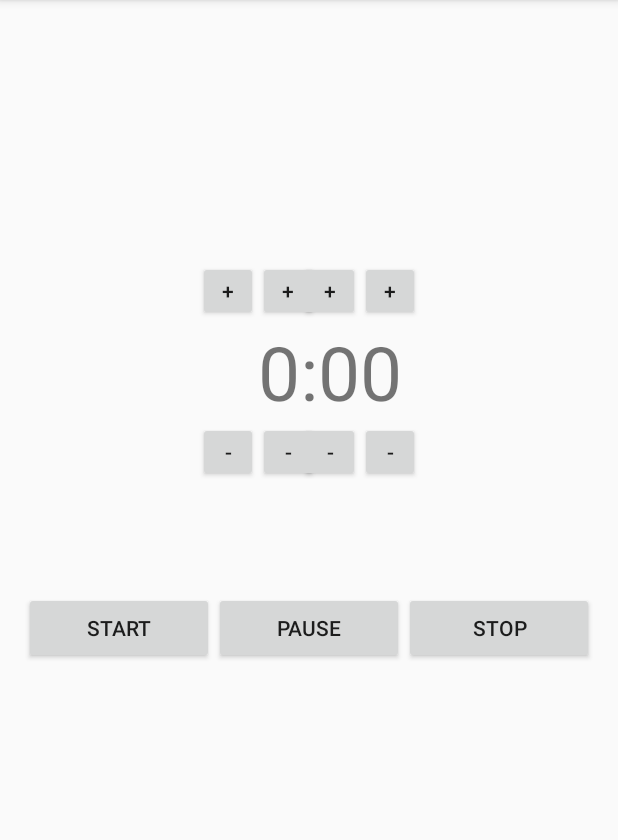
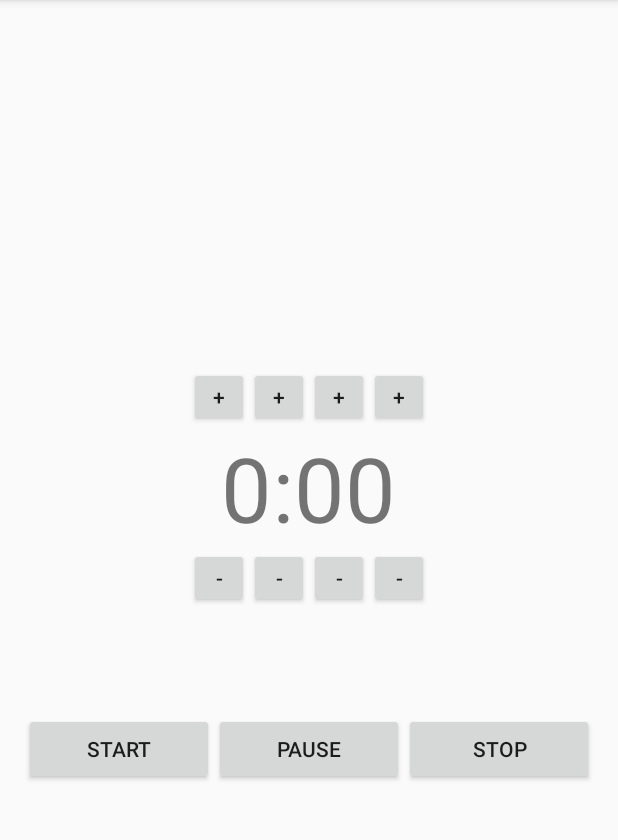
Before and after one commit to KrygTomasz/Timer, an Android app: the screen it shows after launch (MainActivity), after a tap on "START", on a phone screen of 412 x 824 dp, the part 84-924 px from its top. Run offline under Robolectric (Android 15) with nearby library versions, the phone set to English and light mode, and no system bars; our stand-ins replace ButterKnife.

Commit message:
Layout improvement
Changed layout to LinearLayout with several subLinearLayouts.
Changed variables’ names.

```diff
--- a/app/src/main/java/com/example/kryguu/timer/MainActivity.java
+++ b/app/src/main/java/com/example/kryguu/timer/MainActivity.java
@@ -3,6 +3,7 @@ package com.example.kryguu.timer;
 import android.os.CountDownTimer;
 import android.support.v7.app.AppCompatActivity;
 import android.os.Bundle;
+import android.view.View;
 import android.widget.Button;
 import android.widget.TextView;
 
@@ -10,20 +11,20 @@ import butterknife.BindView;
 import butterknife.ButterKnife;
 import butterknife.OnClick;
 
-public class MainActivity extends AppCompatActivity {
+public class MainActivity extends AppCompatActivity implements View.OnClickListener {
 
-    @BindView(R.id.textViewMinute1) TextView textViewMinute1;
-    @BindView(R.id.textViewMinute2) TextView textViewMinute2;
-    @BindView(R.id.textViewSecond1) TextView textViewSecond1;
-    @BindView(R.id.textViewSecond2) TextView textViewSecond2;
-    @BindView(R.id.buttonPlusMinute1) Button buttonPlusMinute1;
-    @BindView(R.id.buttonPlusMinute2) Button buttonPlusMinute2;
-    @BindView(R.id.buttonPlusSecond1) Button buttonPlusSecond1;
-    @BindView(R.id.buttonPlusSecond2) Button buttonPlusSecond2;
-    @BindView(R.id.buttonMinusMinute1) Button buttonMinusMinute1;
-    @BindView(R.id.buttonMinusMinute2) Button buttonMinusMinute2;
-    @BindView(R.id.buttonMinusSecond1) Button buttonMinusSecond1;
-    @BindView(R.id.buttonMinusSecond2) Button buttonMinusSecond2;
+    @BindView(R.id.textViewMinuteOne) TextView textViewMinuteOne;
+    @BindView(R.id.textViewMinuteTen) TextView textViewMinuteTen;
+    @BindView(R.id.textViewSecondOne) TextView textViewSecondOne;
+    @BindView(R.id.textViewSecondTen) TextView textViewSecondTen;
+    @BindView(R.id.buttonPlusMinuteOne) Button buttonPlusMinuteOne;
+    @BindView(R.id.buttonPlusMinuteTen) Button buttonPlusMinuteTen;
+    @BindView(R.id.buttonPlusSecondOne) Button buttonPlusSecondOne;
+    @BindView(R.id.buttonPlusSecondTen) Button buttonPlusSecondTen;
+    @BindView(R.id.buttonMinusMinuteOne) Button buttonMinusMinuteOne;
+    @BindView(R.id.buttonMinusMinuteTen) Button buttonMinusMinuteTen;
+    @BindView(R.id.buttonMinusSecondOne) Button buttonMinusSecondOne;
+    @BindView(R.id.buttonMinusSecondTen) Button buttonMinusSecondTen;
     @BindView(R.id.buttonStart) Button buttonStart;
     @BindView(R.id.buttonPause) Button buttonPause;
     @BindView(R.id.buttonStop) Button buttonStop;
@@ -38,92 +39,88 @@ public class MainActivity extends AppCompatActivity {
         ButterKnife.bind(this);
     }
 
-    @OnClick(R.id.buttonPlusMinute1)
+    @OnClick(R.id.buttonPlusMinuteOne)
     public void onButtonPlusMinute1Click() {
-        String digitStr = textViewMinute1.getText().toString();
+        String digitStr = textViewMinuteOne.getText().toString();
+        int digit = Integer.parseInt(digitStr);
+        digit++;
+        digit%=10;
+        textViewMinuteOne.setText(Integer.toString(digit));
+    }
+
+    @OnClick(R.id.buttonPlusMinuteTen)
+    public void onButtonPlusMinute2Click() {
+        String digitStr = textViewMinuteTen.getText().toString();
         int digit = Integer.parseInt(digitStr);
         digit++;
         digit%=6;
-        textViewMinute1.setText(Integer.toString(digit));
+        textViewMinuteTen.setText(Integer.toString(digit));
     }
 
-    @OnClick(R.id.buttonPlusMinute2)
-    public void onButtonPlusMinute2Click() {
-        String digitStr = textViewMinute2.getText().toString();
+    @OnClick(R.id.buttonPlusSecondOne)
+    public void onButtonPlusSecond1Click() {
+        String digitStr = textViewSecondOne.getText().toString();
         int digit = Integer.parseInt(digitStr);
         digit++;
         digit%=10;
-        textViewMinute2.setText(Integer.toString(digit));
+        textViewSecondOne.setText(Integer.toString(digit));
     }
 
-    @OnClick(R.id.buttonPlusSecond1)
-    public void onButtonPlusSecond1Click() {
-        String digitStr = textViewSecond1.getText().toString();
+    @OnClick(R.id.buttonPlusSecondTen)
+    public void onButtonPlusSecond2Click() {
+        String digitStr = textViewSecondTen.getText().toString();
         int digit = Integer.parseInt(digitStr);
         digit++;
         digit%=6;
-        textViewSecond1.setText(Integer.toString(digit));
+        textViewSecondTen.setText(Integer.toString(digit));
     }
 
-    @OnClick(R.id.buttonPlusSecond2)
-    public void onButtonPlusSecond2Click() {
-        String digitStr = textViewSecond2.getText().toString();
+    @OnClick(R.id.buttonMinusMinuteOne)
+    public void onButtonMinusMinute1Click() {
+        String digitStr = textViewMinuteOne.getText().toString();
         int digit = Integer.parseInt(digitStr);
-        digit++;
-        digit%=10;
-        textViewSecond2.setText(Integer.toString(digit));
+        digit--;
+        if (digit<0) digit = 10+digit;
+        textViewMinuteOne.setText(Integer.toString(digit));
     }
 
-
-
-
-
-    @OnClick(R.id.buttonMinusMinute1)
-    public void onButtonMinusMinute1Click() {
-        String digitStr = textViewMinute1.getText().toString();
+    @OnClick(R.id.buttonMinusMinuteTen)
+    public void onButtonMinusMinute2Click() {
+        String digitStr = textViewMinuteTen.getText().toString();
         int digit = Integer.parseInt(digitStr);
         digit--;
         if (digit<0) digit = 6+digit;
-        textViewMinute1.setText(Integer.toString(digit));
+        textViewMinuteTen.setText(Integer.toString(digit));
     }
 
-    @OnClick(R.id.buttonMinusMinute2)
-    public void onButtonMinusMinute2Click() {
-        String digitStr = textViewMinute2.getText().toString();
+    @OnClick(R.id.buttonMinusSecondOne)
+    public void onButtonMinusSecond1Click() {
+        String digitStr = textViewSecondOne.getText().toString();
         int digit = Integer.parseInt(digitStr);
         digit--;
         if (digit<0) digit = 10+digit;
-        textViewMinute2.setText(Integer.toString(digit));
+        textViewSecondOne.setText(Integer.toString(digit));
     }
 
-    @OnClick(R.id.buttonMinusSecond1)
-    public void onButtonMinusSecond1Click() {
-        String digitStr = textViewSecond1.getText().toString();
+    @OnClick(R.id.buttonMinusSecondTen)
+    public void onButtonMinusSecond2Click() {
+        String digitStr = textViewSecondTen.getText().toString();
         int digit = Integer.parseInt(digitStr);
         digit--;
         if (digit<0) digit = 6+digit;
-        textViewSecond1.setText(Integer.toString(digit));
-    }
-
-    @OnClick(R.id.buttonMinusSecond2)
-    public void onButtonMinusSecond2Click() {
-        String digitStr = textViewSecond2.getText().toString();
-        int digit = Integer.parseInt(digitStr);
-        digit--;
-        if (digit<0) digit = 10+digit;
-        textViewSecond2.setText(Integer.toString(digit));
+        textViewSecondTen.setText(Integer.toString(digit));
     }
 
     @OnClick(R.id.buttonStart)
     public void onButtonStartClick() {
-        String digitMinute1Str = textViewMinute1.getText().toString();
-        String digitMinute2Str = textViewMinute2.getText().toString();
-        String digitSecond1Str = textViewSecond1.getText().toString();
-        String digitSecond2Str = textViewSecond2.getText().toString();
-        int digitMinute1 = Integer.parseInt(digitMinute1Str);
-        int digitMinute2 = Integer.parseInt(digitMinute2Str);
-        int digitSecond1 = Integer.parseInt(digitSecond1Str);
-        int digitSecond2 = Integer.parseInt(digitSecond2Str);
+        String digitMinuteOneStr = textViewMinuteOne.getText().toString();
+        String digitMinuteTenStr = textViewMinuteTen.getText().toString();
+        String digitSecondOneStr = textViewSecondOne.getText().toString();
+        String digitSecondTenStr = textViewSecondTen.getText().toString();
+        int digitMinute1 = Integer.parseInt(digitMinuteOneStr);
+        int digitMinute2 = Integer.parseInt(digitMinuteTenStr);
+        int digitSecond1 = Integer.parseInt(digitSecondOneStr);
+        int digitSecond2 = Integer.parseInt(digitSecondTenStr);
 
         int totalSecondsNumber = countTotalSecondsNumber(digitMinute1,digitMinute2,digitSecond1,digitSecond2);
 
@@ -135,7 +132,7 @@ public class MainActivity extends AppCompatActivity {
             }
 
             public void onFinish() {
-                textViewMinute1.setText("");
+                textViewMinuteOne.setText("");
             }
         }.start();
     }
@@ -149,4 +146,8 @@ public class MainActivity extends AppCompatActivity {
         //textViewMinute1.setText(""+millisUntilFinished / 1000);
     }
 
+    @Override
+    public void onClick(View view) {
+
+    }
 }
--- a/app/src/main/res/layout/activity_main.xml
+++ b/app/src/main/res/layout/activity_main.xml
@@ -1,5 +1,5 @@
 <?xml version="1.0" encoding="utf-8"?>
-<RelativeLayout xmlns:android="http://schemas.android.com/apk/res/android"
+<LinearLayout xmlns:android="http://schemas.android.com/apk/res/android"
     xmlns:tools="http://schemas.android.com/tools"
     android:id="@+id/activity_main"
     android:layout_width="match_parent"
@@ -8,144 +8,137 @@
     android:paddingLeft="@dimen/activity_horizontal_margin"
     android:paddingRight="@dimen/activity_horizontal_margin"
     android:paddingTop="@dimen/activity_vertical_margin"
+    android:orientation="vertical"
+    android:gravity="center"
     tools:context="com.example.kryguu.timer.MainActivity">
 
-    <TextView
-        android:layout_width="wrap_content"
+    <LinearLayout
+        android:layout_width="match_parent"
         android:layout_height="wrap_content"
-        android:text=":"
-        android:textSize="50dp"
-        android:id="@+id/colon"
-        android:layout_alignParentTop="true"
-        android:layout_centerHorizontal="true"
-        android:layout_marginTop="198dp" />
-
-    <TextView
-        android:text="0"
-        android:textSize="50dp"
-        android:layout_width="wrap_content"
-        android:layout_height="wrap_content"
-        android:id="@+id/textViewSecond1"
-        android:layout_alignBaseline="@+id/colon"
-        android:layout_alignBottom="@+id/colon"
-        android:layout_toEndOf="@+id/colon" />
-
-    <TextView
-        android:text="0"
-        android:textSize="50dp"
-        android:layout_width="wrap_content"
-        android:layout_height="wrap_content"
-        android:id="@+id/textViewSecond2"
-        android:layout_alignBaseline="@+id/textViewSecond1"
-        android:layout_alignBottom="@+id/textViewSecond1"
-        android:layout_toEndOf="@+id/textViewSecond1" />
-
-    <TextView
-        android:text="0"
-        android:textSize="50dp"
-        android:layout_width="wrap_content"
-        android:layout_height="wrap_content"
-        android:id="@+id/textViewMinute2"
-        android:layout_alignBaseline="@+id/colon"
-        android:layout_alignBottom="@+id/colon"
-        android:layout_toStartOf="@+id/colon" />
-
-    <TextView
-        android:text="0"
-        android:textSize="50dp"
-        android:layout_width="wrap_content"
-        android:layout_height="wrap_content"
-        android:id="@+id/textViewMinute1"
-        android:layout_alignBaseline="@+id/textViewMinute2"
-        android:layout_alignBottom="@+id/textViewMinute2"
-        android:layout_toStartOf="@+id/textViewMinute2" />
+        android:orientation="horizontal"
+        android:gravity="center">
+        <Button
+            android:text="+"
+            android:layout_width="40dp"
+            android:layout_height="40dp"
+            android:id="@+id/buttonPlusMinuteTen"
+            android:minHeight="0dp"
+            android:minWidth="0dp" />
 
         <Button
             android:text="+"
             android:layout_width="40dp"
             android:layout_height="40dp"
-        android:id="@+id/buttonPlusMinute2"
+            android:id="@+id/buttonPlusMinuteOne"
             android:minHeight="0dp"
-        android:minWidth="0dp"
-        android:layout_above="@+id/textViewMinute2"
-        android:layout_toEndOf="@+id/textViewMinute1" />
+            android:minWidth="0dp" />
+
 
         <Button
             android:text="+"
             android:layout_width="40dp"
             android:layout_height="40dp"
-        android:id="@+id/buttonPlusSecond1"
+            android:id="@+id/buttonPlusSecondTen"
             android:minHeight="0dp"
-        android:minWidth="0dp"
-        android:layout_above="@+id/textViewSecond1"
-        android:layout_toStartOf="@+id/textViewSecond2" />
+            android:minWidth="0dp" />
 
         <Button
             android:text="+"
             android:layout_width="40dp"
             android:layout_height="40dp"
-        android:id="@+id/buttonPlusSecond2"
+            android:id="@+id/buttonPlusSecondOne"
             android:minHeight="0dp"
-        android:minWidth="0dp"
-        android:layout_above="@+id/textViewSecond2"
-        android:layout_toEndOf="@+id/textViewSecond1" />
+            android:minWidth="0dp" />
+    </LinearLayout>
+
+    <LinearLayout
+        android:layout_width="match_parent"
+        android:layout_height="wrap_content"
+        android:orientation="horizontal"
+        android:gravity="center">
+
+        <TextView
+            android:text="0"
+            android:textSize="60dp"
+            android:layout_width="wrap_content"
+            android:layout_height="wrap_content"
+            android:id="@+id/textViewMinuteTen" />
+
+        <TextView
+            android:text="0"
+            android:textSize="60dp"
+            android:layout_width="wrap_content"
+            android:layout_height="wrap_content"
+            android:id="@+id/textViewMinuteOne" />
+
+        <TextView
+            android:text=":"
+            android:textSize="60dp"
+            android:layout_width="wrap_content"
+            android:layout_height="wrap_content"
+            android:id="@+id/colon" />
+
+        <TextView
+            android:text="0"
+            android:textSize="60dp"
+            android:layout_width="wrap_content"
+            android:layout_height="wrap_content"
+            android:id="@+id/textViewSecondTen" />
+
+        <TextView
+            android:text="0"
+            android:textSize="60dp"
+            android:layout_width="wrap_content"
+            android:layout_height="wrap_content"
+            android:id="@+id/textViewSecondOne"/>
+
+    </LinearLayout>
+    <LinearLayout
+        android:layout_width="match_parent"
+        android:layout_height="wrap_content"
+        android:orientation="horizontal"
+        android:gravity="center">
 
         <Button
             android:text="-"
             android:layout_width="40dp"
             android:layout_height="40dp"
-        android:id="@+id/buttonMinusMinute1"
+            android:id="@+id/buttonMinusMinuteTen"
             android:minHeight="0dp"
-        android:minWidth="0dp"
-        android:layout_below="@+id/textViewMinute1"
-        android:layout_toStartOf="@+id/textViewMinute2" />
+            android:minWidth="0dp" />
 
         <Button
             android:text="-"
             android:layout_width="40dp"
             android:layout_height="40dp"
-        android:id="@+id/buttonMinusMinute2"
+            android:id="@+id/buttonMinusMinuteOne"
             android:minHeight="0dp"
-        android:minWidth="0dp"
-        android:layout_below="@+id/textViewMinute2"
-        android:layout_toEndOf="@+id/textViewMinute1" />
+            android:minWidth="0dp" />
 
         <Button
             android:text="-"
             android:layout_width="40dp"
             android:layout_height="40dp"
-        android:id="@+id/buttonMinusSecond1"
+            android:id="@+id/buttonMinusSecondTen"
             android:minHeight="0dp"
-        android:minWidth="0dp"
-        android:layout_below="@+id/textViewSecond1"
-        android:layout_toStartOf="@+id/textViewSecond2" />
+            android:minWidth="0dp" />
 
         <Button
             android:text="-"
             android:layout_width="40dp"
             android:layout_height="40dp"
-        android:id="@+id/buttonMinusSecond2"
+            android:id="@+id/buttonMinusSecondOne"
             android:minHeight="0dp"
-        android:minWidth="0dp"
-        android:layout_below="@+id/textViewSecond2"
-        android:layout_toEndOf="@+id/textViewSecond1" />
+            android:minWidth="0dp" />
 
-    <Button
-        android:text="+"
-        android:layout_width="40dp"
-        android:layout_height="40dp"
-        android:id="@+id/buttonPlusMinute1"
-        android:minHeight="0dp"
-        android:minWidth="0dp"
-        android:layout_above="@+id/textViewMinute1"
-        android:layout_toStartOf="@+id/textViewMinute2" />
+    </LinearLayout>
 
     <LinearLayout
         android:layout_width="match_parent"
-        android:layout_height="match_parent"
+        android:layout_height="wrap_content"
         android:orientation="horizontal"
-        android:layout_marginTop="73dp"
-        android:layout_below="@+id/buttonMinusMinute1"
+        android:gravity="center"
+        android:layout_marginTop="70dp"
         android:layout_alignParentStart="true">
 
         <Button
@@ -154,8 +147,6 @@
             android:layout_height="wrap_content"
             android:layout_gravity="left"
             android:layout_weight="1"
-            android:layout_below="@+id/buttonMinusMinute1"
-            android:layout_alignParentStart="true"
             android:id="@+id/buttonStart" />
 
         <Button
@@ -164,8 +155,6 @@
             android:layout_height="wrap_content"
             android:layout_gravity="top"
             android:layout_weight="1"
-            android:layout_alignTop="@+id/buttonStart"
-            android:layout_centerHorizontal="true"
             android:id="@+id/buttonPause" />
 
         <Button
@@ -174,10 +163,8 @@
             android:layout_height="wrap_content"
             android:layout_gravity="right"
             android:layout_weight="1"
-            android:layout_alignBottom="@+id/buttonPause"
-            android:layout_alignParentEnd="true"
             android:id="@+id/buttonStop" />
 
     </LinearLayout>
 
-</RelativeLayout>
+</LinearLayout>
--- a/app/src/main/res/values/strings.xml
+++ b/app/src/main/res/values/strings.xml
@@ -3,4 +3,5 @@
     <string name="start">Start</string>
     <string name="pause">Pause</string>
     <string name="stop">Stop</string>
+    <string name="text_size">60dp</string>
 </resources>
```
Also changed, not shown: 1 other file. Lines whose indentation alone changed are shown as unchanged.
